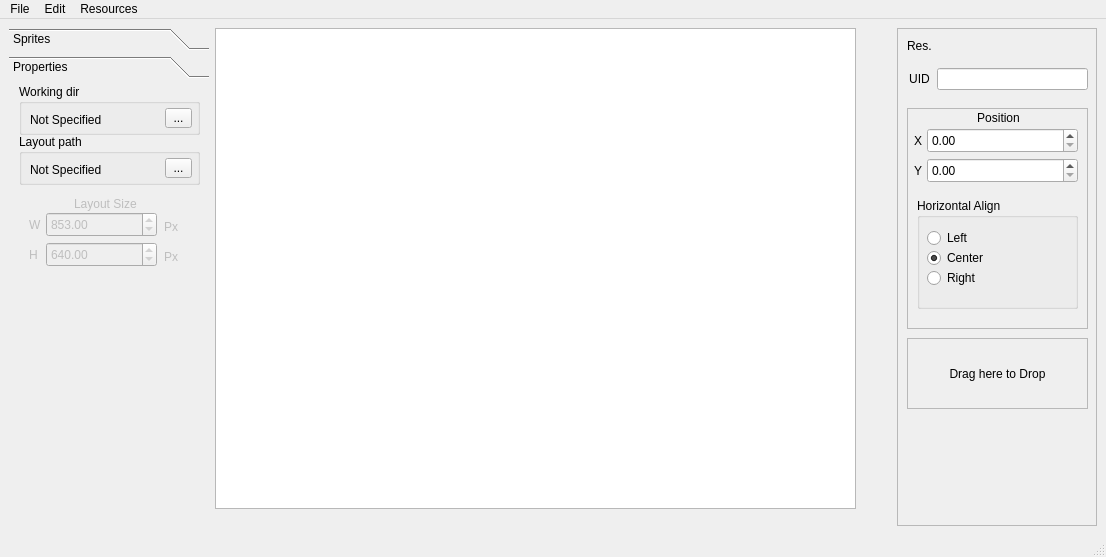
Qt form designer.ui (Nepherhotep/terevaka-ui-builder) before a commit.
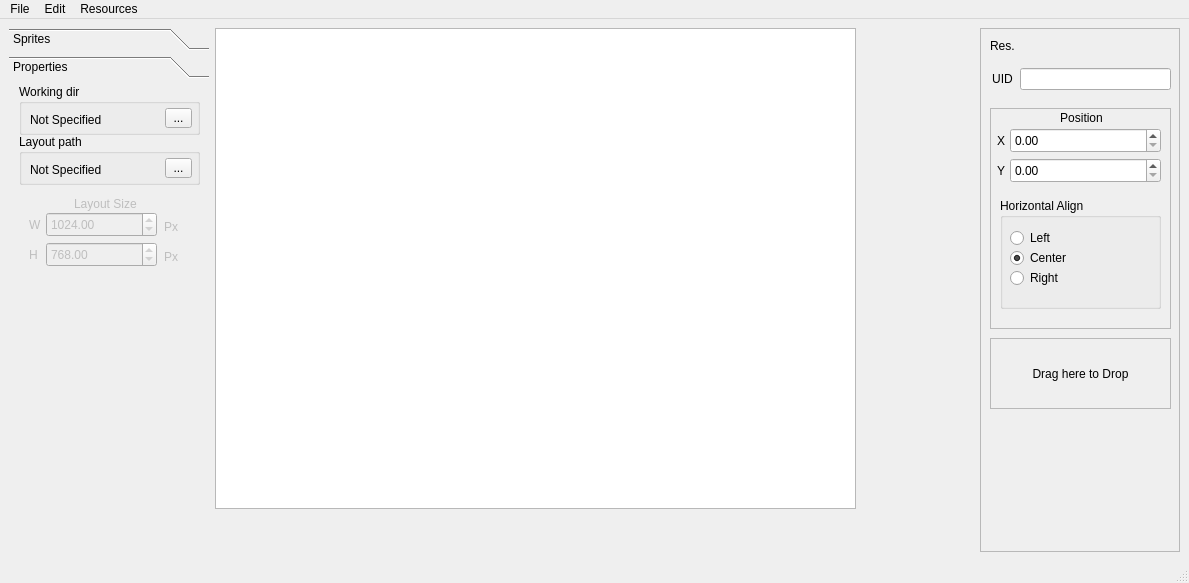
The same form after that commit. The open tabs and pages were chosen to show the change. Custom widgets are drawn as their Qt base class.

Commit message: Added scale factor

```diff
--- a/designer.ui
+++ b/designer.ui
@@ -6,8 +6,8 @@
    <rect>
     <x>0</x>
     <y>0</y>
-    <width>1106</width>
-    <height>557</height>
+    <width>1189</width>
+    <height>583</height>
    </rect>
   </property>
   <property name="sizePolicy">
@@ -81,7 +81,7 @@
            <x>0</x>
            <y>0</y>
            <width>200</width>
-           <height>420</height>
+           <height>446</height>
           </rect>
          </property>
          <attribute name="label">
@@ -203,7 +203,7 @@
            <double>99999.000000000000000</double>
           </property>
           <property name="value">
-           <double>853.000000000000000</double>
+           <double>1024.000000000000000</double>
           </property>
          </widget>
          <widget class="QLabel" name="layoutHeightLabel">
@@ -257,7 +257,7 @@
            <double>99999.990000000005239</double>
           </property>
           <property name="value">
-           <double>640.000000000000000</double>
+           <double>768.000000000000000</double>
           </property>
          </widget>
          <widget class="QLabel" name="layoutWidthLabel">
@@ -596,7 +596,7 @@
     <rect>
      <x>0</x>
      <y>0</y>
-     <width>1106</width>
+     <width>1189</width>
      <height>22</height>
     </rect>
    </property>
```
Left out of the diff: 2 changed lines with no effect on the pictures. The commit also changes 2 other files.
